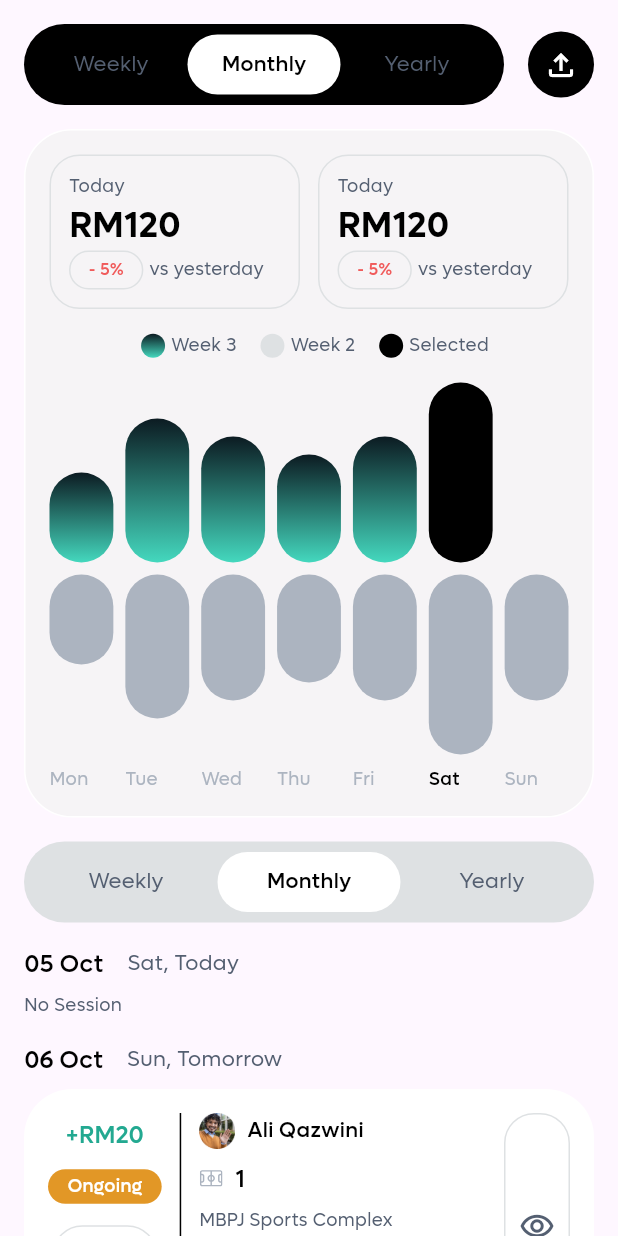
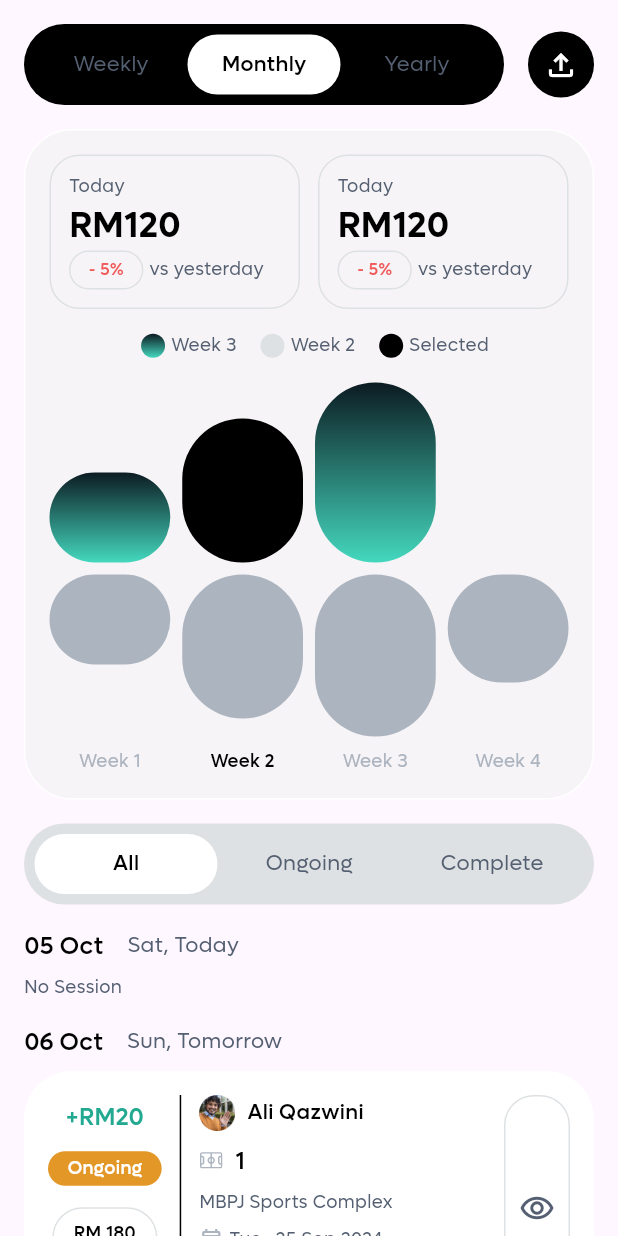
Before and after one commit to 2001arman/lawan, a Flutter app: the SalesUi widget shown alone on an empty page, opened directly, after a tap on "Monthly", on a phone screen of 412 x 824 dp. Run offline on Flutter 3.47's test engine with Material 3 defaults, Android fonts, the phone set to English and light mode, and no system bars; our stand-ins replace blur, carousel_slider, firebase_core, flutter_svg, fluttertoast, get and 2 more; missing offline and left inert: image_picker_android, image_picker_platform_interface, wheel_picker; accounts and stored records are empty.

Commit message:
fix ui chart and states

```diff
--- a/lib/features/presentation/admin/sales/sales_logic.dart
+++ b/lib/features/presentation/admin/sales/sales_logic.dart
@@ -21,4 +21,30 @@ class SalesLogic {
     }
     return;
   }
+
+  void salesAlignmentTabbar(String title) {
+    switch (title) {
+      case 'All':
+        state.activeSalesAlignment.value = Alignment.centerLeft;
+        break;
+      case 'Ongoing':
+        state.activeSalesAlignment.value = Alignment.center;
+        break;
+      default:
+        state.activeSalesAlignment.value = Alignment.centerRight;
+        break;
+    }
+    return;
+  }
+
+  ChartModel getChartModel() {
+    switch (state.tabActive.value) {
+      case 'Weekly':
+        return state.weeklyChart;
+      case 'Monthly':
+        return state.monthlyChart;
+      default:
+        return state.yearlyChart;
+    }
+  }
 }
--- a/lib/features/presentation/admin/sales/sales_state.dart
+++ b/lib/features/presentation/admin/sales/sales_state.dart
@@ -13,6 +13,14 @@ class SalesState {
     'Yearly',
   ];
 
+  var activeSalesAlignment = Alignment.centerLeft.obs;
+  var salesTabActive = 'All'.obs;
+  List<String> salesTitle = [
+    'All',
+    'Ongoing',
+    'Complete',
+  ];
+
   ChartModel weeklyChart = ChartModel(
     activeChartList: [0.5, 0.8, 0.7, 0.6, 0.7, 1, 0.0],
     inActiveChartList: [0.5, 0.8, 0.7, 0.6, 0.7, 1, 0.7],
@@ -26,6 +34,40 @@ class SalesState {
       'Sun',
     ],
     activeIndex: 5.obs,
+    activeType: 0.obs,
+  );
+
+  ChartModel monthlyChart = ChartModel(
+    activeChartList: [0.5, 0.8, 1, 0.0],
+    inActiveChartList: [0.5, 0.8, 0.9, 0.6],
+    titles: [
+      'Week 1',
+      'Week 2',
+      'Week 3',
+      'Week 4',
+    ],
+    activeIndex: 1.obs,
+    activeType: 0.obs,
+  );
+
+  ChartModel yearlyChart = ChartModel(
+    activeChartList: [0.3, 0.5, 0.4, 0.3, 0.6, 0.7, 0.7, 1, 0, 0, 0, 0],
+    inActiveChartList: [
+      0.3,
+      0.5,
+      0.4,
+      0.3,
+      0.6,
+      0.7,
+      0.7,
+      1,
+      0.7,
+      0.7,
+      0.7,
+      0.7
+    ],
+    titles: List.generate(12, (index) => '${index + 1}'),
+    activeIndex: 7.obs,
     activeType: 0.obs,
   );
 
--- a/lib/features/presentation/admin/sales/sales_ui.dart
+++ b/lib/features/presentation/admin/sales/sales_ui.dart
@@ -154,21 +154,26 @@ class SalesUi extends StatelessWidget {
                   ],
                 ),
                 SizedBox(height: defaultMargin),
-                Row(
+                Obx(
+                  () => Row(
                     crossAxisAlignment: CrossAxisAlignment.end,
-                  children: state.weeklyChart.activeChartList
+                    children: logic
+                        .getChartModel()
+                        .activeChartList
                         .asMap()
                         .entries
                         .map(
                           (data) => Obx(() {
                             bool isActive =
-                              state.weeklyChart.activeIndex.value == data.key &&
-                                  state.weeklyChart.activeType.value == 0;
+                                logic.getChartModel().activeIndex.value ==
+                                        data.key &&
+                                    logic.getChartModel().activeType.value == 0;
                             return Expanded(
                               child: GestureDetector(
                                 onTap: () {
-                                state.weeklyChart.activeIndex.value = data.key;
-                                state.weeklyChart.activeType.value = 0;
+                                  logic.getChartModel().activeIndex.value =
+                                      data.key;
+                                  logic.getChartModel().activeType.value = 0;
                                 },
                                 child: Container(
                                   height: 120 * data.value,
@@ -185,29 +190,36 @@ class SalesUi extends StatelessWidget {
                         )
                         .toList(),
                   ),
+                ),
                 const SizedBox(height: 8),
-                Row(
+                Obx(
+                  () => Row(
                     crossAxisAlignment: CrossAxisAlignment.start,
-                  children: state.weeklyChart.inActiveChartList
+                    children: logic
+                        .getChartModel()
+                        .inActiveChartList
                         .asMap()
                         .entries
                         .map(
                           (data) => Obx(() {
                             bool isActive =
-                              state.weeklyChart.activeIndex.value == data.key &&
-                                  state.weeklyChart.activeType.value == 1;
+                                logic.getChartModel().activeIndex.value ==
+                                        data.key &&
+                                    logic.getChartModel().activeType.value == 1;
                             return Expanded(
                               child: GestureDetector(
                                 onTap: () {
-                                state.weeklyChart.activeIndex.value = data.key;
-                                state.weeklyChart.activeType.value = 1;
+                                  logic.getChartModel().activeIndex.value =
+                                      data.key;
+                                  logic.getChartModel().activeType.value = 1;
                                 },
                                 child: Container(
                                   height: 120 * data.value,
                                   margin: const EdgeInsets.only(right: 8),
                                   decoration: BoxDecoration(
                                     borderRadius: BorderRadius.circular(200),
-                                  color: isActive ? kBlackColor : kMidgreyColor,
+                                    color:
+                                        isActive ? kBlackColor : kMidgreyColor,
                                   ),
                                 ),
                               ),
@@ -216,25 +228,37 @@ class SalesUi extends StatelessWidget {
                         )
                         .toList(),
                   ),
+                ),
                 const SizedBox(height: 8),
-                Row(
+                Obx(
+                  () => Row(
                     crossAxisAlignment: CrossAxisAlignment.start,
-                  children: state.weeklyChart.titles
+                    children: logic
+                        .getChartModel()
+                        .titles
                         .asMap()
                         .entries
                         .map(
                           (data) => Expanded(
+                            child: Padding(
+                              padding: const EdgeInsets.only(right: 8),
                               child: Obx(
                                 () => Text(
                                   data.value,
+                                  textAlign: TextAlign.center,
                                   style: midGreyTextStyle.copyWith(
                                     fontSize: 12,
-                                color: state.weeklyChart.activeIndex.value ==
+                                    color: logic
+                                                .getChartModel()
+                                                .activeIndex
+                                                .value ==
                                             data.key
                                         ? kBlackColor
                                         : kMidgreyColor,
-                                fontWeight:
-                                    state.weeklyChart.activeIndex.value ==
+                                    fontWeight: logic
+                                                .getChartModel()
+                                                .activeIndex
+                                                .value ==
                                             data.key
                                         ? medium
                                         : reguler,
@@ -242,21 +266,23 @@ class SalesUi extends StatelessWidget {
                                 ),
                               ),
                             ),
+                          ),
                         )
                         .toList(),
+                  ),
                 ),
               ],
             ),
           ),
 
           TabbarWidget(
-            tabBarTitle: state.tabBarTitle,
-            tabActive: state.tabActive,
+            tabBarTitle: state.salesTitle,
+            tabActive: state.salesTabActive,
             onTap: (title) {
-              state.tabActive.value = title;
-              logic.alignmentTabbar(title);
+              state.salesTabActive.value = title;
+              logic.salesAlignmentTabbar(title);
             },
-            alignment: state.activeAlignment,
+            alignment: state.activeSalesAlignment,
           ),
 
           Column(
```
Lines whose indentation alone changed are shown as unchanged.
